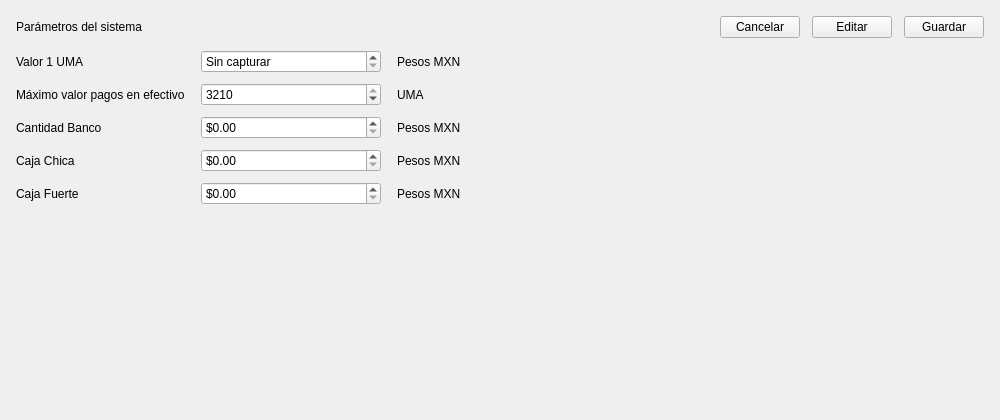
Old version of the form src/presentation/settings/systemsettingswidget.ui in the repository ShibaK7/seminuevos.
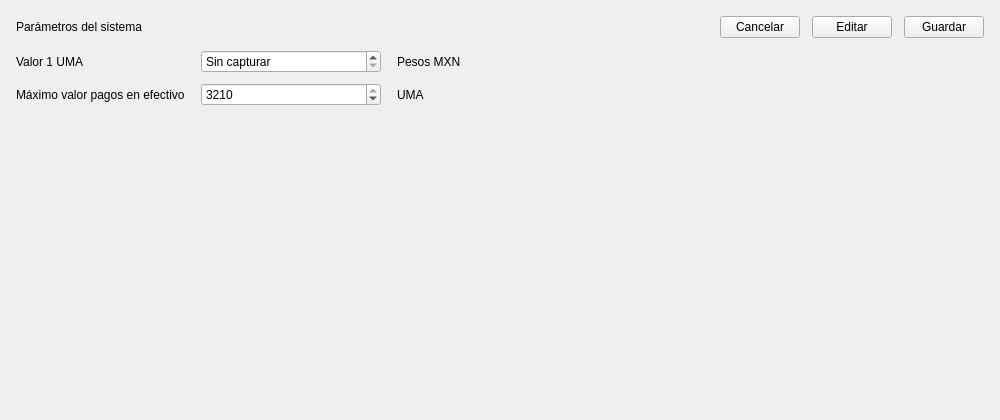
New version of the form. Icons and pictures are not drawn.

Commit message: Show the cash balances in Configuraciones

```diff
--- a/src/presentation/settings/systemsettingswidget.ui
+++ b/src/presentation/settings/systemsettingswidget.ui
@@ -218,144 +218,6 @@
           </property>
          </widget>
         </item>
-        <item row="2" column="0">
-         <widget class="QLabel" name="bankLabel">
-          <property name="text">
-           <string>Cantidad Banco</string>
-          </property>
-          <property name="buddy">
-           <cstring>bankSpin</cstring>
-          </property>
-         </widget>
-        </item>
-        <item row="2" column="1">
-         <widget class="QDoubleSpinBox" name="bankSpin">
-          <property name="minimumSize">
-           <size>
-            <width>180</width>
-            <height>0</height>
-           </size>
-          </property>
-          <property name="prefix">
-           <string notr="true">$</string>
-          </property>
-          <property name="maximum">
-           <double>9999999999.989999771118164</double>
-          </property>
-          <property name="groupSeparatorShown">
-           <bool>true</bool>
-          </property>
-          <property name="field" stdset="0">
-           <string notr="true">bankBalance</string>
-          </property>
-         </widget>
-        </item>
-        <item row="2" column="2">
-         <widget class="QLabel" name="bankUnit">
-          <property name="text">
-           <string>Pesos MXN</string>
-          </property>
-         </widget>
-        </item>
-        <item row="2" column="3">
-         <widget class="QLabel" name="bankUpdated">
-          <property name="class" stdset="0">
-           <string notr="true">updated-at</string>
-          </property>
-         </widget>
-        </item>
-        <item row="3" column="0">
-         <widget class="QLabel" name="pettyCashLabel">
-          <property name="text">
-           <string>Caja Chica</string>
-          </property>
-          <property name="buddy">
-           <cstring>pettyCashSpin</cstring>
-          </property>
-         </widget>
-        </item>
-        <item row="3" column="1">
-         <widget class="QDoubleSpinBox" name="pettyCashSpin">
-          <property name="minimumSize">
-           <size>
-            <width>180</width>
-            <height>0</height>
-           </size>
-          </property>
-          <property name="prefix">
-           <string notr="true">$</string>
-          </property>
-          <property name="maximum">
-           <double>9999999999.989999771118164</double>
-          </property>
-          <property name="groupSeparatorShown">
-           <bool>true</bool>
-          </property>
-          <property name="field" stdset="0">
-           <string notr="true">pettyCashBalance</string>
-          </property>
-         </widget>
-        </item>
-        <item row="3" column="2">
-         <widget class="QLabel" name="pettyCashUnit">
-          <property name="text">
-           <string>Pesos MXN</string>
-          </property>
-         </widget>
-        </item>
-        <item row="3" column="3">
-         <widget class="QLabel" name="pettyCashUpdated">
-          <property name="class" stdset="0">
-           <string notr="true">updated-at</string>
-          </property>
-         </widget>
-        </item>
-        <item row="4" column="0">
-         <widget class="QLabel" name="safeLabel">
-          <property name="text">
-           <string>Caja Fuerte</string>
-          </property>
-          <property name="buddy">
-           <cstring>safeSpin</cstring>
-          </property>
-         </widget>
-        </item>
-        <item row="4" column="1">
-         <widget class="QDoubleSpinBox" name="safeSpin">
-          <property name="minimumSize">
-           <size>
-            <width>180</width>
-            <height>0</height>
-           </size>
-          </property>
-          <property name="prefix">
-           <string notr="true">$</string>
-          </property>
-          <property name="maximum">
-           <double>9999999999.989999771118164</double>
-          </property>
-          <property name="groupSeparatorShown">
-           <bool>true</bool>
-          </property>
-          <property name="field" stdset="0">
-           <string notr="true">safeBalance</string>
-          </property>
-         </widget>
-        </item>
-        <item row="4" column="2">
-         <widget class="QLabel" name="safeUnit">
-          <property name="text">
-           <string>Pesos MXN</string>
-          </property>
-         </widget>
-        </item>
-        <item row="4" column="3">
-         <widget class="QLabel" name="safeUpdated">
-          <property name="class" stdset="0">
-           <string notr="true">updated-at</string>
-          </property>
-         </widget>
-        </item>
        </layout>
       </item>
       <item>
```
Left out of the diff: 3 changed lines with no effect on the pictures. The commit also changes 31 other files.
